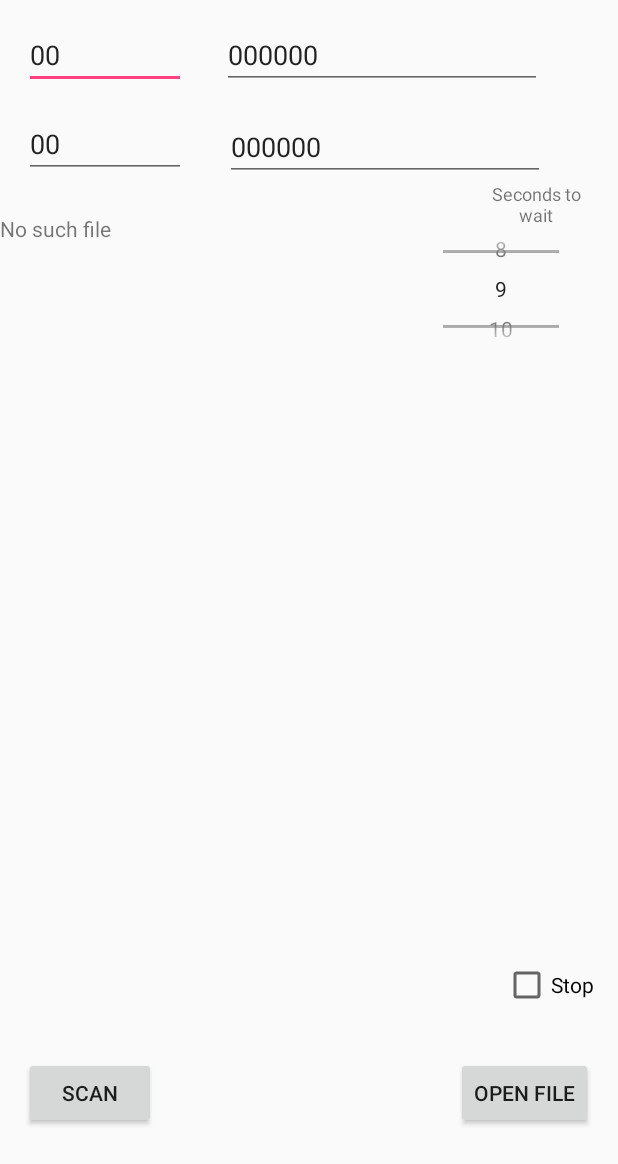
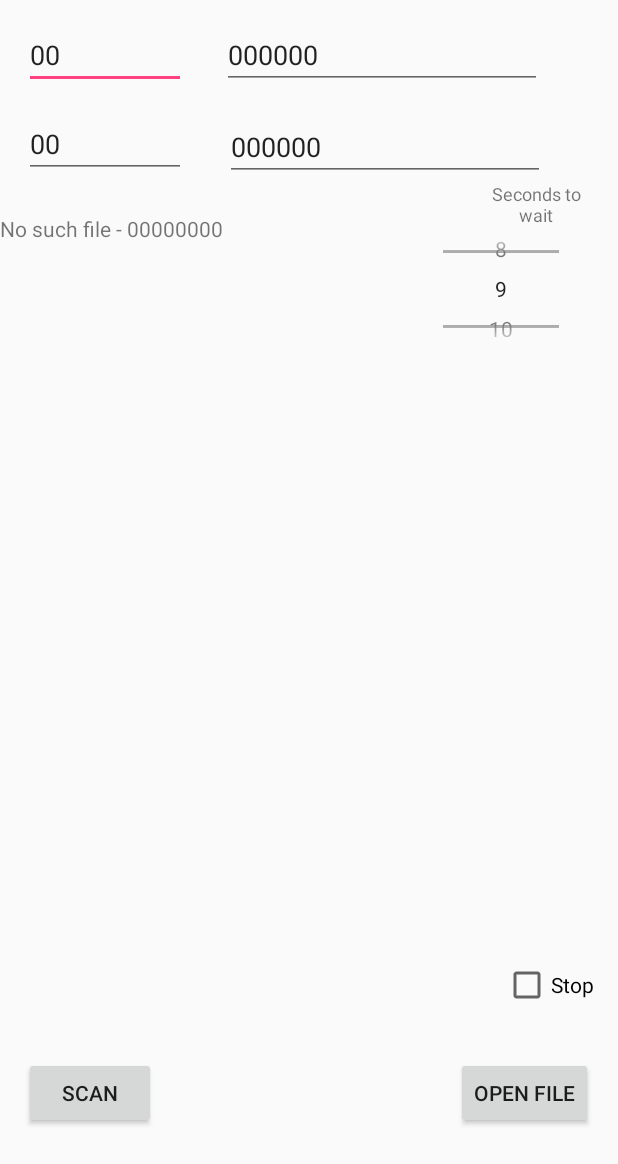
Before and after one commit to edenberger/android-wardialer, an Android app: the screen it shows after launch (MainActivity), after a tap on "OPEN FILE", on a phone screen of 412 x 824 dp. Shown: the top 1164 px of the screen. Run offline under Robolectric (Android 15) with nearby library versions, the phone set to English and light mode, and no system bars; our stand-ins replace AdMob.

```diff
--- a/app/build.gradle
+++ b/app/build.gradle
@@ -7,8 +7,8 @@ android {
         applicationId "com.bergereden.wardialerfree"
         minSdkVersion 17
         targetSdkVersion 25
-        versionCode 9
-        versionName '1.8'
+        versionCode 11
+        versionName '1.10'
         testInstrumentationRunner "android.support.test.runner.AndroidJUnitRunner"
     }
     buildTypes {
--- a/app/src/main/java/com/bergereden/wardialerfree/MainActivity.java
+++ b/app/src/main/java/com/bergereden/wardialerfree/MainActivity.java
@@ -21,10 +21,13 @@ import android.telephony.TelephonyManager;
 import android.text.Editable;
 import android.text.TextUtils;
 import android.text.TextWatcher;
+import android.text.method.ScrollingMovementMethod;
 import android.util.Log;
+import android.view.TextureView;
 import android.view.View;
 import android.widget.Button;
 import android.widget.CheckBox;
+import android.widget.CompoundButton;
 import android.widget.EditText;
 import android.widget.NumberPicker;
 import android.widget.TextView;
@@ -49,7 +52,9 @@ public class MainActivity extends Activity {
     AudioManager manager;
     EditText rangeStart, rangeEnd, areacodeStart, areacodeEnd;
     Intent call = new Intent(Intent.ACTION_CALL);
+    NumberPicker secondsPicker;
     File directoryPath = new File(Environment.getExternalStoragePublicDirectory("Documents"), "WardialScans");
+
     @Override
     protected void onCreate(Bundle savedInstanceState) {
         super.onCreate(savedInstanceState);
@@ -107,13 +112,14 @@ public class MainActivity extends Activity {
         rangeStart = (EditText) findViewById(R.id.rangeStart);
         rangeEnd = (EditText) findViewById(R.id.rangeEnd);
         checkBox = (CheckBox) findViewById(R.id.stop);
+        secondsPicker = (NumberPicker) findViewById(R.id.secondsPicker);
         manager = (AudioManager) getSystemService(Context.AUDIO_SERVICE);
         areacodeStart.setText(sharedPreferences.getString("areacodeStart", null));
         areacodeEnd.setText(sharedPreferences.getString("areacodeEnd", null));
         rangeStart.setText(sharedPreferences.getString("rangeStart", null));
         rangeEnd.setText(sharedPreferences.getString("rangeEnd", null));
         textOutput.setText(readFromFile(areacodeStart.getText().toString() + rangeStart.getText().toString()));
-        final NumberPicker secondsPicker = (NumberPicker) findViewById(R.id.secondsPicker);
+        textOutput.setMovementMethod(new ScrollingMovementMethod());
 
         secondsPicker.setMinValue(4);
         secondsPicker.setMaxValue(30);
@@ -150,8 +156,18 @@ public class MainActivity extends Activity {
             public void onClick(View view) {
                 if (ContextCompat.checkSelfPermission(getApplicationContext(), Manifest.permission.READ_PHONE_STATE) != PackageManager.PERMISSION_GRANTED) {
                     showError("Not enough permissions", "I know");
+                } else if (TextUtils.isEmpty(rangeStart.getText().toString()) || TextUtils.isEmpty(areacodeStart.getText().toString())) {
+                    showError("Please set range", "Ok");
                 } else {
                     openFile(areacodeStart.getText().toString() + rangeStart.getText().toString());
+                }
+            }
+        });
+        checkBox.setOnCheckedChangeListener(new CompoundButton.OnCheckedChangeListener() {
+            @Override
+            public void onCheckedChanged(CompoundButton buttonView, boolean isChecked) {
+                if (isChecked) {
+                    textOutput.append("Please wait for it to finish.\n");
                 }
             }
         });
@@ -160,7 +176,7 @@ public class MainActivity extends Activity {
             public void onClick(View view) {
                 if (ContextCompat.checkSelfPermission(getApplicationContext(), Manifest.permission.READ_PHONE_STATE) != PackageManager.PERMISSION_GRANTED) {
                     showError("Not enough permissions", "I know");
-                } else if (TextUtils.isEmpty(rangeStart.getText().toString())) {
+                } else if (TextUtils.isEmpty(rangeStart.getText().toString()) || TextUtils.isEmpty(areacodeStart.getText().toString())) {
                     showError("Please set range", "Ok");
                 } else {
                     try {
@@ -200,7 +216,8 @@ public class MainActivity extends Activity {
                                         textOutput.post(new Runnable() {
                                             @Override
                                             public void run() {
-                                                textOutput.append("Stopped." + "\n");
+                                                textOutput.append("Done." + "\n");
+                                                checkBox.setChecked(false);
                                             }
                                         });
                                         break;
@@ -313,7 +330,7 @@ public class MainActivity extends Activity {
     private void openFile(String fileName) {
         File file = new File(directoryPath, fileName);
         if (!file.exists()) {
-            textOutput.setText("No such file\n");
+            textOutput.setText("No such file - " + fileName + "\n");
             return;
         }
         Uri uri = Uri.fromFile(file);
--- a/app/src/main/res/layout/activity_main.xml
+++ b/app/src/main/res/layout/activity_main.xml
@@ -36,9 +36,10 @@
         android:id="@+id/output"
         android:layout_width="267dp"
         android:layout_height="250dp"
-        tools:layout_editor_absoluteX="16dp"
         android:layout_marginTop="24dp"
-        app:layout_constraintTop_toBottomOf="@+id/areacodeEnd" />
+        android:scrollbars="vertical"
+        app:layout_constraintTop_toBottomOf="@+id/areacodeEnd"
+        tools:layout_editor_absoluteX="16dp" />
 
     <EditText
         android:id="@+id/rangeStart"
```
Also changed, not shown: 1 other file.
